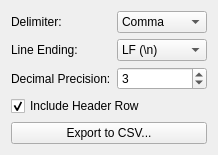
paulmthompson/WhiskerToolbox, file src/WhiskerToolbox/TableDesignerWidget/TableExportWidget.ui: the form before one commit.
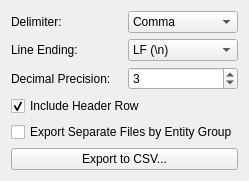
The form after the commit.

Commit message: table designer can export by group

```diff
--- a/src/WhiskerToolbox/TableDesignerWidget/TableExportWidget.ui
+++ b/src/WhiskerToolbox/TableDesignerWidget/TableExportWidget.ui
@@ -81,6 +81,19 @@
     </widget>
    </item>
    <item row="4" column="0" colspan="2">
+    <widget class="QCheckBox" name="export_by_group_checkbox">
+     <property name="text">
+      <string>Export Separate Files by Entity Group</string>
+     </property>
+     <property name="checked">
+      <bool>false</bool>
+     </property>
+     <property name="toolTip">
+      <string>When enabled, creates separate CSV files for each entity group instead of a single file</string>
+     </property>
+    </widget>
+   </item>
+   <item row="5" column="0" colspan="2">
     <widget class="QPushButton" name="export_csv_btn">
      <property name="text">
       <string>Export to CSV...</string>
```
The commit also changes 5 other files.
